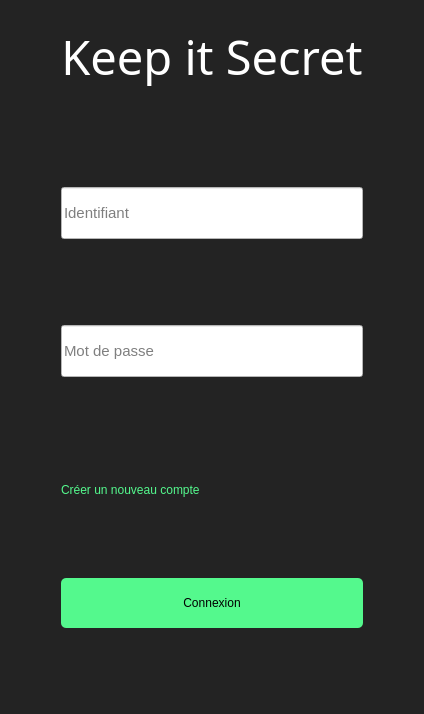
Above: KeepItSecret/mainwindow.ui from dbuhon/KeepItSecret before the change. Below: the same form after it.
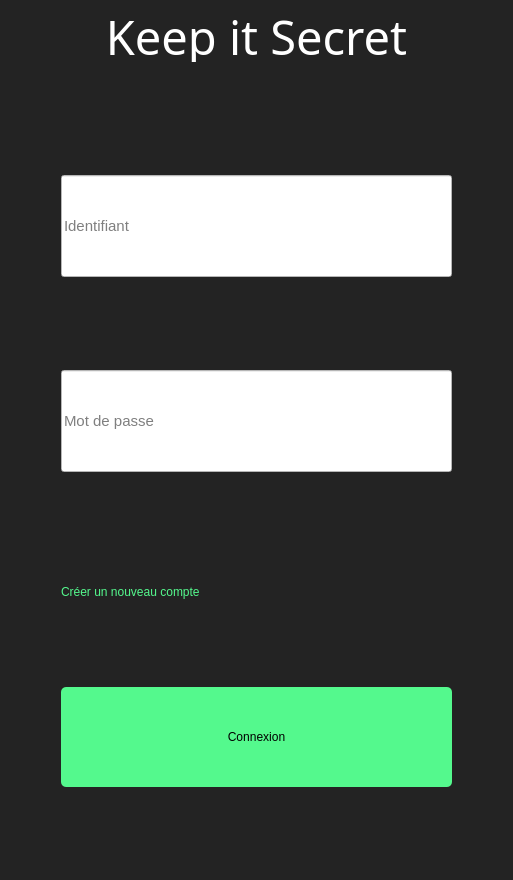
That is the form after the change.

The edit to the form file:
```diff
--- a/KeepItSecret/mainwindow.ui
+++ b/KeepItSecret/mainwindow.ui
@@ -6,8 +6,8 @@
    <rect>
     <x>0</x>
     <y>0</y>
-    <width>424</width>
-    <height>714</height>
+    <width>513</width>
+    <height>880</height>
    </rect>
   </property>
   <property name="windowTitle">
@@ -66,6 +66,32 @@
           </property>
          </widget>
         </item>
+        <item>
+         <spacer name="horizontalSpacer">
+          <property name="orientation">
+           <enum>Qt::Horizontal</enum>
+          </property>
+          <property name="sizeHint" stdset="0">
+           <size>
+            <width>40</width>
+            <height>20</height>
+           </size>
+          </property>
+         </spacer>
+        </item>
+        <item>
+         <spacer name="verticalSpacer">
+          <property name="orientation">
+           <enum>Qt::Vertical</enum>
+          </property>
+          <property name="sizeHint" stdset="0">
+           <size>
+            <width>20</width>
+            <height>40</height>
+           </size>
+          </property>
+         </spacer>
+        </item>
         <item>
          <widget class="QLineEdit" name="lineEdit_login">
           <property name="sizePolicy">
@@ -83,7 +109,7 @@
            <string notr="true">color: rgb(0, 0, 0);
 background-color: rgb(255, 255, 255);
 margin-top: 80%;
-height: 50px;
+height:100%;
 margin-left:50px;
 margin-right:50px;</string>
           </property>
@@ -92,6 +118,19 @@
           </property>
          </widget>
         </item>
+        <item>
+         <spacer name="verticalSpacer_2">
+          <property name="orientation">
+           <enum>Qt::Vertical</enum>
+          </property>
+          <property name="sizeHint" stdset="0">
+           <size>
+            <width>20</width>
+            <height>40</height>
+           </size>
+          </property>
+         </spacer>
+        </item>
         <item>
          <widget class="QLineEdit" name="lineEdit_password">
           <property name="sizePolicy">
@@ -112,7 +151,7 @@
           <property name="styleSheet">
            <string notr="true">color: rgb(0, 0, 0);
 background-color: rgb(255, 255, 255);
-height: 50px;
+height:100%;
 margin-top:80%;
 margin-left:50px;
 margin-right:50px;</string>
@@ -125,6 +164,19 @@
           </property>
          </widget>
         </item>
+        <item>
+         <spacer name="verticalSpacer_3">
+          <property name="orientation">
+           <enum>Qt::Vertical</enum>
+          </property>
+          <property name="sizeHint" stdset="0">
+           <size>
+            <width>20</width>
+            <height>40</height>
+           </size>
+          </property>
+         </spacer>
+        </item>
         <item>
          <widget class="QPushButton" name="pushButton_newAccount">
           <property name="sizePolicy">
@@ -150,6 +202,19 @@
           </property>
          </widget>
         </item>
+        <item>
+         <spacer name="verticalSpacer_4">
+          <property name="orientation">
+           <enum>Qt::Vertical</enum>
+          </property>
+          <property name="sizeHint" stdset="0">
+           <size>
+            <width>20</width>
+            <height>40</height>
+           </size>
+          </property>
+         </spacer>
+        </item>
         <item>
          <widget class="QPushButton" name="pushButton_submit">
           <property name="sizePolicy">
@@ -183,7 +248,7 @@
            <string notr="true">border-radius: 5px;
 background-color: rgb(84, 249, 141);
 margin-top: 75%;
-height: 50px;
+height:100%;
 color: black;
 margin-left:50px;
 margin-right:50px;
@@ -206,6 +271,19 @@
           </property>
          </widget>
         </item>
+        <item>
+         <spacer name="verticalSpacer_5">
+          <property name="orientation">
+           <enum>Qt::Vertical</enum>
+          </property>
+          <property name="sizeHint" stdset="0">
+           <size>
+            <width>20</width>
+            <height>40</height>
+           </size>
+          </property>
+         </spacer>
+        </item>
        </layout>
       </item>
      </layout>
```
